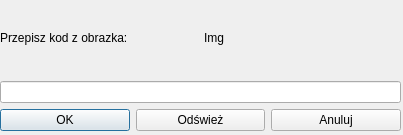
First picture: the form in ui/email.ui, repository gitter-badger/simplechatclient, before the edit.
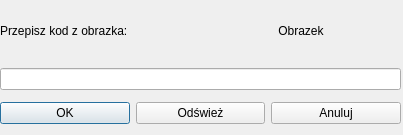
Second picture: the form after the edit. Icons and pictures are not drawn.

Commit message: fix msgbox, fix email captcha size

```diff
--- a/ui/email.ui
+++ b/ui/email.ui
@@ -50,8 +50,23 @@
       </item>
       <item>
        <widget class="QLabel" name="label_2">
+        <property name="minimumSize">
+         <size>
+          <width>200</width>
+          <height>50</height>
+         </size>
+        </property>
+        <property name="maximumSize">
+         <size>
+          <width>200</width>
+          <height>50</height>
+         </size>
+        </property>
         <property name="text">
-         <string>Img</string>
+         <string>Obrazek</string>
+        </property>
+        <property name="alignment">
+         <set>Qt::AlignCenter</set>
         </property>
        </widget>
       </item>
```
The commit also changes 4 other files.
